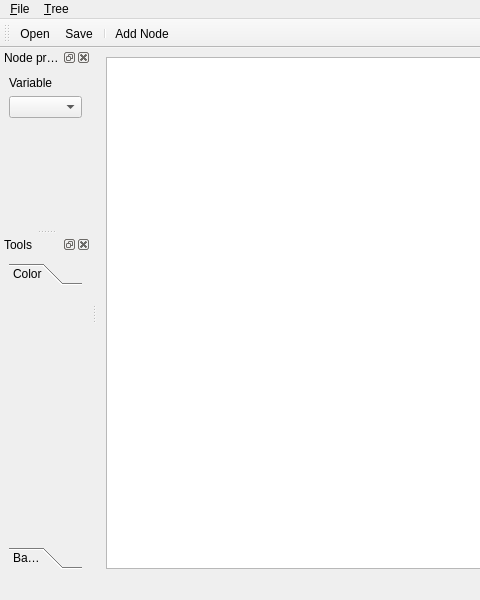
frabas/DISPLACE_GUI, file dteditor/dteditorwindow.ui: the form before one commit; both pictures show x 0 to 480 and y 0 to 600 of the 800 by 600 pixel window.
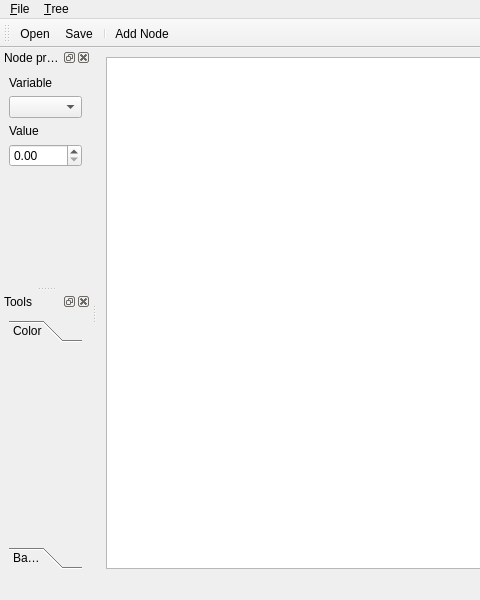
The form after the commit. Icons and pictures are not drawn.

Commit message: DtEditor: Probability value editing

The edit to the form file:
```diff
--- a/dteditor/dteditorwindow.ui
+++ b/dteditor/dteditorwindow.ui
@@ -73,7 +73,7 @@
     <number>1</number>
    </attribute>
    <widget class="QWidget" name="dockWidgetContents">
-    <layout class="QVBoxLayout" name="verticalLayout_3" stretch="0,0,1">
+    <layout class="QVBoxLayout" name="verticalLayout_3" stretch="0,0,0,0,1">
      <item>
       <widget class="QLabel" name="label">
        <property name="text">
@@ -84,6 +84,23 @@
      <item>
       <widget class="QComboBox" name="nodepropVariable"/>
      </item>
+     <item>
+      <widget class="QLabel" name="label_2">
+       <property name="text">
+        <string>Value</string>
+       </property>
+      </widget>
+     </item>
+     <item>
+      <widget class="QDoubleSpinBox" name="nodeValue">
+       <property name="maximum">
+        <double>1.000000000000000</double>
+       </property>
+       <property name="singleStep">
+        <double>0.100000000000000</double>
+       </property>
+      </widget>
+     </item>
      <item>
       <widget class="QWidget" name="nodepropDetailsContainer" native="true"/>
      </item>
@@ -113,8 +130,8 @@
          <rect>
           <x>0</x>
           <y>0</y>
-          <width>79</width>
-          <height>227</height>
+          <width>86</width>
+          <height>228</height>
          </rect>
         </property>
         <attribute name="label">
```
Left out of the diff: 19 changed lines with no effect on the pictures. The commit also changes 6 other files.
